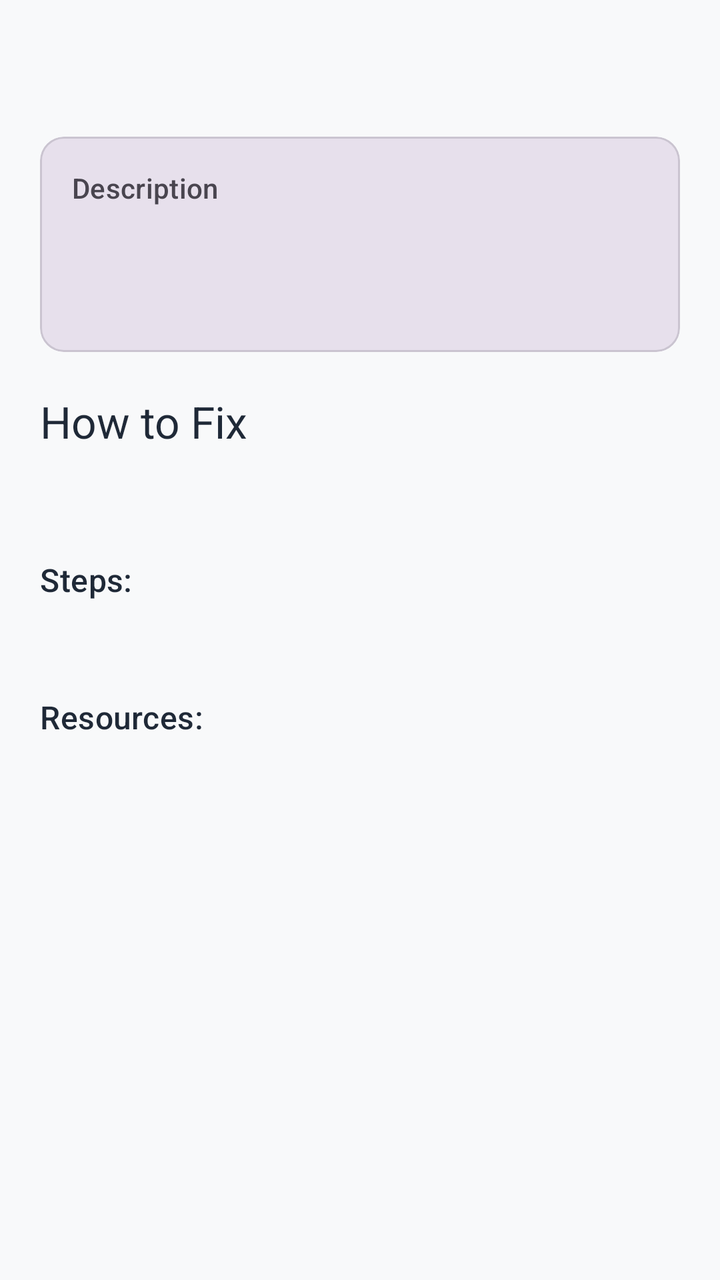
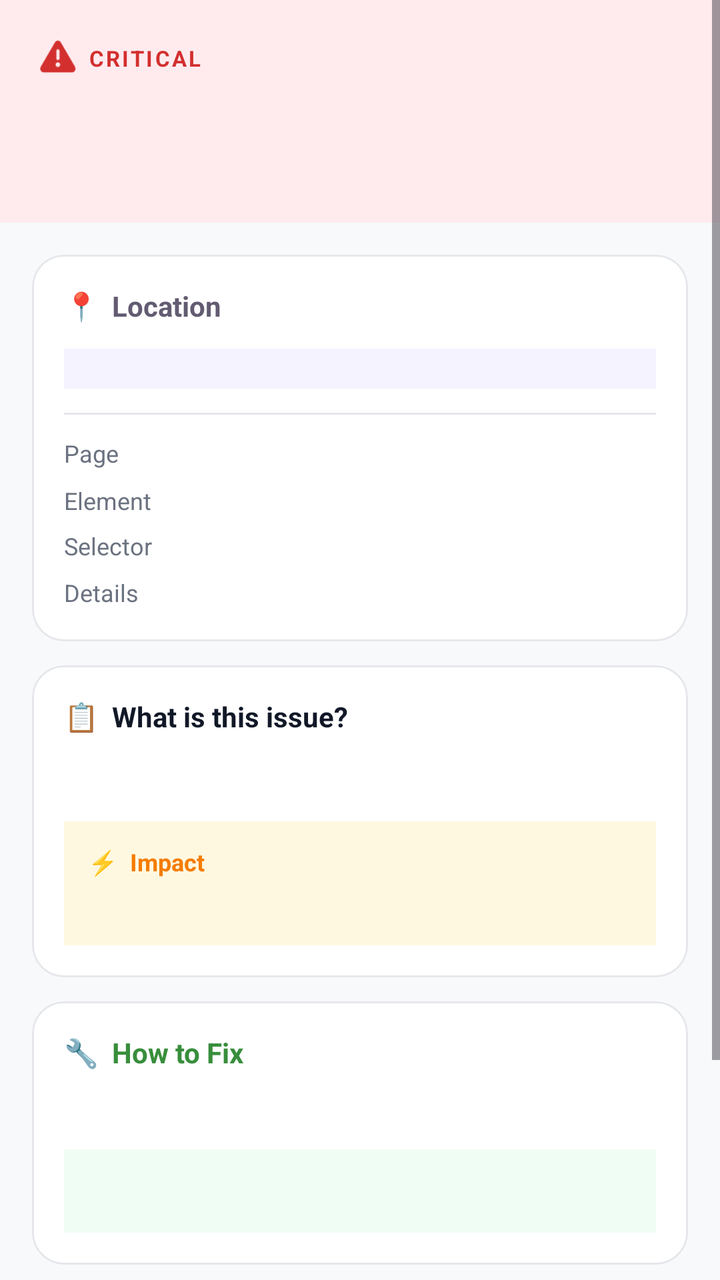

Screens rendered from an Android XML layout before and after an edit, with the pre-edit source and the edit as a unified diff.
<!-- AndroidManifest.xml: application theme Theme.HealthChecker -->
<!-- res/layout/activity_fix_suggestion.xml -->
<?xml version="1.0" encoding="utf-8"?>
<ScrollView xmlns:android="http://schemas.android.com/apk/res/android"
    xmlns:app="http://schemas.android.com/apk/res-auto"
    android:layout_width="match_parent"
    android:layout_height="match_parent"
    android:background="@color/md_theme_light_background">

    <LinearLayout
        android:layout_width="match_parent"
        android:layout_height="wrap_content"
        android:orientation="vertical"
        android:padding="20dp">

        
        <TextView
            android:id="@+id/tvIssueTitle"
            android:layout_width="wrap_content"
            android:layout_height="wrap_content"
            android:textAppearance="@style/TextAppearance.Material3.HeadlineSmall"
            android:textColor="@color/md_theme_light_onBackground"
            android:layout_marginBottom="16dp"/>

        
        <com.google.android.material.card.MaterialCardView
            android:layout_width="match_parent"
            android:layout_height="wrap_content"
            app:cardElevation="0dp"
            app:cardBackgroundColor="@color/md_theme_light_surfaceVariant"
            app:cardCornerRadius="12dp"
            android:layout_marginBottom="20dp">

            <LinearLayout
                android:layout_width="match_parent"
                android:layout_height="wrap_content"
                android:orientation="vertical"
                android:padding="16dp">

                <TextView
                    android:layout_width="wrap_content"
                    android:layout_height="wrap_content"
                    android:text="Description"
                    android:textAppearance="@style/TextAppearance.Material3.LabelLarge"
                    android:textColor="@color/md_theme_light_onSurfaceVariant"
                    android:layout_marginBottom="4dp"/>

                <TextView
                    android:id="@+id/tvIssueDescription"
                    android:layout_width="wrap_content"
                    android:layout_height="wrap_content"
                    android:textAppearance="@style/TextAppearance.Material3.BodyLarge"
                    android:textColor="@color/md_theme_light_onSurface"
                    android:layout_marginBottom="12dp"/>

                <TextView
                    android:id="@+id/tvIssueImpact"
                    android:layout_width="wrap_content"
                    android:layout_height="wrap_content"
                    android:textAppearance="@style/TextAppearance.Material3.BodyMedium"
                    android:textColor="@color/md_theme_light_onSurfaceVariant"/>
            </LinearLayout>
        </com.google.android.material.card.MaterialCardView>

        
        <TextView
            android:layout_width="wrap_content"
            android:layout_height="wrap_content"
            android:text="@string/how_to_fix"
            android:textAppearance="@style/TextAppearance.Material3.TitleLarge"
            android:textColor="@color/md_theme_light_onBackground"
            android:layout_marginBottom="12dp"/>

        <TextView
            android:id="@+id/tvFixSummary"
            android:layout_width="wrap_content"
            android:layout_height="wrap_content"
            android:textAppearance="@style/TextAppearance.Material3.BodyLarge"
            android:textColor="@color/md_theme_light_onSurface"
            android:layout_marginBottom="20dp"/>

        
        <TextView
            android:layout_width="wrap_content"
            android:layout_height="wrap_content"
            android:text="@string/steps"
            android:textAppearance="@style/TextAppearance.Material3.TitleMedium"
            android:textColor="@color/md_theme_light_onBackground"
            android:layout_marginBottom="8dp"/>

        <TextView
            android:id="@+id/tvFixSteps"
            android:layout_width="wrap_content"
            android:layout_height="wrap_content"
            android:textAppearance="@style/TextAppearance.Material3.BodyMedium"
            android:textColor="@color/md_theme_light_onSurface"
            android:lineSpacingExtra="4dp"
            android:layout_marginBottom="20dp"/>

        
        <TextView
            android:layout_width="wrap_content"
            android:layout_height="wrap_content"
            android:text="@string/resources"
            android:textAppearance="@style/TextAppearance.Material3.TitleMedium"
            android:textColor="@color/md_theme_light_onBackground"
            android:layout_marginBottom="8dp"/>

        <TextView
            android:id="@+id/tvResources"
            android:layout_width="wrap_content"
            android:layout_height="wrap_content"
            android:textAppearance="@style/TextAppearance.Material3.BodyMedium"
            android:textColor="@color/md_theme_light_primary"
            android:autoLink="web"
            android:lineSpacingExtra="4dp"/>
    </LinearLayout>
</ScrollView>
<!-- resources referenced by this layout -->
<resources>
  <color name="md_theme_light_background">#F8F9FA</color>
  <color name="md_theme_light_onBackground">#1F2937</color>
  <color name="md_theme_light_onSurface">#1C1B1F</color>
  <color name="md_theme_light_onSurfaceVariant">#49454F</color>
  <color name="md_theme_light_primary">#6750A4</color>
  <color name="md_theme_light_surfaceVariant">#E7E0EC</color>
  <string name="how_to_fix">How to Fix</string>
  <string name="resources">Resources:</string>
  <string name="steps">Steps:</string>
  <style name="Theme.HealthChecker" parent="Theme.Material3.Light">
          <item name="colorPrimary">@color/md_theme_light_primary</item>
          <item name="colorOnPrimary">@color/md_theme_light_onPrimary</item>
          <item name="colorPrimaryContainer">@color/md_theme_light_primaryContainer</item>
          <item name="colorOnPrimaryContainer">@color/md_theme_light_onPrimaryContainer</item>
          <item name="colorSecondary">@color/md_theme_light_secondary</item>
          <item name="colorOnSecondary">@color/md_theme_light_onSecondary</item>
          <item name="colorSecondaryContainer">@color/md_theme_light_secondaryContainer</item>
          <item name="colorOnSecondaryContainer">@color/md_theme_light_onSecondaryContainer</item>
          <item name="colorTertiary">@color/md_theme_light_tertiary</item>
          <item name="colorOnTertiary">@color/md_theme_light_onTertiary</item>
          <item name="colorTertiaryContainer">@color/md_theme_light_tertiaryContainer</item>
          <item name="colorOnTertiaryContainer">@color/md_theme_light_onTertiaryContainer</item>
          <item name="colorError">@color/md_theme_light_error</item>
          <item name="colorOnError">@color/md_theme_light_onError</item>
          <item name="colorErrorContainer">@color/md_theme_light_errorContainer</item>
          <item name="colorOnErrorContainer">@color/md_theme_light_onErrorContainer</item>
          <item name="colorOutline">@color/md_theme_light_outline</item>
          <item name="android:colorBackground">@color/md_theme_light_background</item>
          <item name="colorOnBackground">@color/md_theme_light_onBackground</item>
          <item name="colorSurface">@color/md_theme_light_surface</item>
          <item name="colorOnSurface">@color/md_theme_light_onSurface</item>
          <item name="colorSurfaceVariant">@color/md_theme_light_surfaceVariant</item>
          <item name="colorOnSurfaceVariant">@color/md_theme_light_onSurfaceVariant</item>
      </style>
  <color name="md_theme_light_onPrimary">#FFFFFF</color>
  <color name="md_theme_light_primaryContainer">#EADDFF</color>
  <color name="md_theme_light_onPrimaryContainer">#21005D</color>
  <color name="md_theme_light_secondary">#625B71</color>
  <color name="md_theme_light_onSecondary">#FFFFFF</color>
  <color name="md_theme_light_secondaryContainer">#E8DEF8</color>
  <color name="md_theme_light_onSecondaryContainer">#1D192B</color>
  <color name="md_theme_light_tertiary">#7D5260</color>
  <color name="md_theme_light_onTertiary">#FFFFFF</color>
  <color name="md_theme_light_tertiaryContainer">#FFD8E4</color>
  <color name="md_theme_light_onTertiaryContainer">#31111D</color>
  <color name="md_theme_light_error">#B3261E</color>
  <color name="md_theme_light_onError">#FFFFFF</color>
  <color name="md_theme_light_errorContainer">#F9DEDC</color>
  <color name="md_theme_light_onErrorContainer">#410E0B</color>
  <color name="md_theme_light_outline">#79747E</color>
  <color name="md_theme_light_surface">#FFFBFE</color>
</resources>

<!-- the commit's change to res/layout/activity_fix_suggestion.xml (unified diff, before → after) -->
@@ -3,114 +3,393 @@
     xmlns:app="http://schemas.android.com/apk/res-auto"
     android:layout_width="match_parent"
     android:layout_height="match_parent"
-    android:background="@color/md_theme_light_background">
+    android:background="@color/md_theme_light_background"
+    android:overScrollMode="never">
 
     <LinearLayout
         android:layout_width="match_parent"
         android:layout_height="wrap_content"
         android:orientation="vertical"
-        android:padding="20dp">
+        android:paddingBottom="40dp">
 
         
-        <TextView
-            android:id="@+id/tvIssueTitle"
-            android:layout_width="wrap_content"
-            android:layout_height="wrap_content"
-            android:textAppearance="@style/TextAppearance.Material3.HeadlineSmall"
-            android:textColor="@color/md_theme_light_onBackground"
-            android:layout_marginBottom="16dp"/>
-
-        
-        <com.google.android.material.card.MaterialCardView
+        <LinearLayout
+            android:id="@+id/headerBanner"
             android:layout_width="match_parent"
             android:layout_height="wrap_content"
-            app:cardElevation="0dp"
-            app:cardBackgroundColor="@color/md_theme_light_surfaceVariant"
-            app:cardCornerRadius="12dp"
-            android:layout_marginBottom="20dp">
-
+            android:orientation="vertical"
+            android:paddingHorizontal="20dp"
+            android:paddingTop="20dp"
+            android:paddingBottom="16dp"
+            android:background="@color/critical_bg">
+
+            
             <LinearLayout
-                android:layout_width="match_parent"
-                android:layout_height="wrap_content"
-                android:orientation="vertical"
-                android:padding="16dp">
+                android:layout_width="wrap_content"
+                android:layout_height="wrap_content"
+                android:orientation="horizontal"
+                android:gravity="center_vertical"
+                android:layout_marginBottom="8dp">
+
+                <ImageView
+                    android:id="@+id/ivSeverityIcon"
+                    android:layout_width="18dp"
+                    android:layout_height="18dp"
+                    android:layout_marginEnd="6dp"
+                    android:src="@android:drawable/ic_dialog_alert"
+                    app:tint="@color/critical_red"/>
 
                 <TextView
+                    android:id="@+id/tvSeverityBadge"
                     android:layout_width="wrap_content"
                     android:layout_height="wrap_content"
-                    android:text="Description"
-                    android:textAppearance="@style/TextAppearance.Material3.LabelLarge"
-                    android:textColor="@color/md_theme_light_onSurfaceVariant"
-                    android:layout_marginBottom="4dp"/>
-
-                <TextView
-                    android:id="@+id/tvIssueDescription"
-                    android:layout_width="wrap_content"
-                    android:layout_height="wrap_content"
-                    android:textAppearance="@style/TextAppearance.Material3.BodyLarge"
-                    android:textColor="@color/md_theme_light_onSurface"
-                    android:layout_marginBottom="12dp"/>
-
-                <TextView
-                    android:id="@+id/tvIssueImpact"
-                    android:layout_width="wrap_content"
-                    android:layout_height="wrap_content"
-                    android:textAppearance="@style/TextAppearance.Material3.BodyMedium"
-                    android:textColor="@color/md_theme_light_onSurfaceVariant"/>
+                    android:text="CRITICAL"
+                    android:textSize="11sp"
+                    android:textStyle="bold"
+                    android:letterSpacing="0.1"
+                    android:textColor="@color/critical_red"/>
             </LinearLayout>
-        </com.google.android.material.card.MaterialCardView>
+
+            
+            <TextView
+                android:id="@+id/tvIssueTitle"
+                android:layout_width="match_parent"
+                android:layout_height="wrap_content"
+                android:textSize="20sp"
+                android:textColor="@color/md_theme_light_onBackground"
+                android:textStyle="bold"
+                android:lineSpacingExtra="2dp"
+                android:layout_marginBottom="6dp"/>
+
+            
+            <TextView
+                android:id="@+id/tvCategoryChip"
+                android:layout_width="wrap_content"
+                android:layout_height="wrap_content"
+                android:textSize="12sp"
+                android:textColor="@color/md_theme_light_onSurfaceVariant"/>
+
+        </LinearLayout>
 
         
-        <TextView
-            android:layout_width="wrap_content"
+        <LinearLayout
+            android:layout_width="match_parent"
             android:layout_height="wrap_content"
-            android:text="@string/how_to_fix"
-            android:textAppearance="@style/TextAppearance.Material3.TitleLarge"
-            android:textColor="@color/md_theme_light_onBackground"
-            android:layout_marginBottom="12dp"/>
-
-        <TextView
-            android:id="@+id/tvFixSummary"
-            android:layout_width="wrap_content"
-            android:layout_height="wrap_content"
-            android:textAppearance="@style/TextAppearance.Material3.BodyLarge"
-            android:textColor="@color/md_theme_light_onSurface"
-            android:layout_marginBottom="20dp"/>
-
-        
-        <TextView
-            android:layout_width="wrap_content"
-            android:layout_height="wrap_content"
-            android:text="@string/steps"
-            android:textAppearance="@style/TextAppearance.Material3.TitleMedium"
-            android:textColor="@color/md_theme_light_onBackground"
-            android:layout_marginBottom="8dp"/>
-
-        <TextView
-            android:id="@+id/tvFixSteps"
-            android:layout_width="wrap_content"
-            android:layout_height="wrap_content"
-            android:textAppearance="@style/TextAppearance.Material3.BodyMedium"
-            android:textColor="@color/md_theme_light_onSurface"
-            android:lineSpacingExtra="4dp"
-            android:layout_marginBottom="20dp"/>
-
-        
-        <TextView
-            android:layout_width="wrap_content"
-            android:layout_height="wrap_content"
-            android:text="@string/resources"
-            android:textAppearance="@style/TextAppearance.Material3.TitleMedium"
-            android:textColor="@color/md_theme_light_onBackground"
-            android:layout_marginBottom="8dp"/>
-
-        <TextView
-            android:id="@+id/tvResources"
-            android:layout_width="wrap_content"
-            android:layout_height="wrap_content"
-            android:textAppearance="@style/TextAppearance.Material3.BodyMedium"
-            android:textColor="@color/md_theme_light_primary"
-            android:autoLink="web"
-            android:lineSpacingExtra="4dp"/>
+            android:orientation="vertical"
+            android:paddingHorizontal="16dp"
+            android:paddingTop="16dp">
+
+            
+            <com.google.android.material.card.MaterialCardView
+                android:id="@+id/cardLocation"
+                android:layout_width="match_parent"
+                android:layout_height="wrap_content"
+                app:cardElevation="0dp"
+                app:cardBackgroundColor="#FFFFFF"
+                app:cardCornerRadius="16dp"
+                app:strokeWidth="1dp"
+                app:strokeColor="@color/card_border"
+                android:layout_marginBottom="12dp">
+
+                <LinearLayout
+                    android:layout_width="match_parent"
+                    android:layout_height="wrap_content"
+                    android:orientation="vertical"
+                    android:padding="16dp">
+
+                    
+                    <TextView
+                        android:layout_width="wrap_content"
+                        android:layout_height="wrap_content"
+                        android:text="📍  Location"
+                        android:textSize="14sp"
+                        android:textStyle="bold"
+                        android:textColor="@color/md_theme_light_secondary"
+                        android:layout_marginBottom="12dp"/>
+
+                    
+                    <HorizontalScrollView
+                        android:id="@+id/scrollBreadcrumb"
+                        android:layout_width="match_parent"
+                        android:layout_height="wrap_content"
+                        android:scrollbars="none"
+                        android:layout_marginBottom="12dp"
+                        android:background="#F5F3FF"
+                        android:padding="10dp">
+
+                        <LinearLayout
+                            android:id="@+id/breadcrumbContainer"
+                            android:layout_width="wrap_content"
+                            android:layout_height="wrap_content"
+                            android:orientation="horizontal"
+                            android:gravity="center_vertical"/>
+                    </HorizontalScrollView>
+
+                    
+                    <View
+                        android:layout_width="match_parent"
+                        android:layout_height="1dp"
+                        android:background="@color/card_border"
+                        android:layout_marginBottom="10dp"/>
+
+                    
+                    <LinearLayout
+                        android:id="@+id/rowLocationPage"
+                        android:layout_width="match_parent"
+                        android:layout_height="wrap_content"
+                        android:orientation="horizontal"
+                        android:layout_marginBottom="6dp">
+
+                        <TextView
+                            android:layout_width="72dp"
+                            android:layout_height="wrap_content"
+                            android:text="Page"
+                            android:textSize="12sp"
+                            android:textColor="@color/text_premium_secondary"/>
+
+                        <TextView
+                            android:id="@+id/tvLocationPage"
+                            android:layout_width="0dp"
+                            android:layout_height="wrap_content"
+                            android:layout_weight="1"
+                            android:textSize="13sp"
+                            android:textColor="@color/text_premium_primary"
+                            android:textStyle="bold"/>
+                    </LinearLayout>
+
+                    
+                    <LinearLayout
+                        android:id="@+id/rowLocationElement"
+                        android:layout_width="match_parent"
+                        android:layout_height="wrap_content"
+                        android:orientation="horizontal"
+                        android:layout_marginBottom="6dp">
+
+                        <TextView
+                            android:layout_width="72dp"
+                            android:layout_height="wrap_content"
+                            android:text="Element"
+                            android:textSize="12sp"
+                            android:textColor="@color/text_premium_secondary"/>
+
+                        <TextView
+                            android:id="@+id/tvLocationElement"
+                            android:layout_width="0dp"
+                            android:layout_height="wrap_content"
+                            android:layout_weight="1"
+                            android:textSize="13sp"
+                            android:fontFamily="monospace"
+                            android:textColor="@color/premium_primary"/>
+                    </LinearLayout>
+
+                    
+                    <LinearLayout
+                        android:id="@+id/rowLocationSelector"
+                        android:layout_width="match_parent"
+                        android:layout_height="wrap_content"
+                        android:orientation="horizontal"
+                        android:layout_marginBottom="6dp">
+
+                        <TextView
+                            android:layout_width="72dp"
+                            android:layout_height="wrap_content"
+                            android:text="Selector"
+                            android:textSize="12sp"
+                            android:textColor="@color/text_premium_secondary"/>
+
+                        <TextView
+                            android:id="@+id/tvLocationSelector"
+                            android:layout_width="0dp"
+                            android:layout_height="wrap_content"
+                            android:layout_weight="1"
+                            android:textSize="12sp"
+                            android:fontFamily="monospace"
+                            android:textColor="@color/text_premium_secondary"/>
+                    </LinearLayout>
+
+                    
+                    <LinearLayout
+                        android:id="@+id/rowLocationHint"
+                        android:layout_width="match_parent"
+                        android:layout_height="wrap_content"
+                        android:orientation="horizontal">
+
+                        <TextView
+                            android:layout_width="72dp"
+                            android:layout_height="wrap_content"
+                            android:text="Details"
+                            android:textSize="12sp"
+                            android:textColor="@color/text_premium_secondary"/>
+
+                        <TextView
+                            android:id="@+id/tvLocationHint"
+                            android:layout_width="0dp"
+                            android:layout_height="wrap_content"
+                            android:layout_weight="1"
+                            android:textSize="13sp"
+                            android:textColor="@color/text_premium_primary"/>
+                    </LinearLayout>
+
+                </LinearLayout>
+            </com.google.android.material.card.MaterialCardView>
+
+            
+            <com.google.android.material.card.MaterialCardView
+                android:layout_width="match_parent"
+                android:layout_height="wrap_content"
+                app:cardElevation="0dp"
+                app:cardBackgroundColor="#FFFFFF"
+                app:cardCornerRadius="16dp"
+                app:strokeWidth="1dp"
+                app:strokeColor="@color/card_border"
+                android:layout_marginBottom="12dp">
+
+                <LinearLayout
+                    android:layout_width="match_parent"
+                    android:layout_height="wrap_content"
+                    android:orientation="vertical"
+                    android:padding="16dp">
+
+                    <TextView
+                        android:layout_width="wrap_content"
+                        android:layout_height="wrap_content"
+                        android:text="📋  What is this issue?"
+                        android:textSize="14sp"
+                        android:textStyle="bold"
+                        android:textColor="@color/text_premium_primary"
+                        android:layout_marginBottom="10dp"/>
+
+                    <TextView
+                        android:id="@+id/tvIssueDescription"
+                        android:layout_width="match_parent"
+                        android:layout_height="wrap_content"
+                        android:textSize="14sp"
+                        android:textColor="@color/text_premium_primary"
+                        android:lineSpacingExtra="4dp"
+                        android:layout_marginBottom="14dp"/>
+
+                    
+                    <LinearLayout
+                        android:layout_width="match_parent"
+                        android:layout_height="wrap_content"
+                        android:orientation="vertical"
+                        android:background="#FFF8E1"
+                        android:padding="12dp">
+
+                        <TextView
+                            android:layout_width="wrap_content"
+                            android:layout_height="wrap_content"
+                            android:text="⚡  Impact"
+                            android:textSize="12sp"
+                            android:textStyle="bold"
+                            android:textColor="@color/warning_orange"
+                            android:layout_marginBottom="4dp"/>
+
+                        <TextView
+                            android:id="@+id/tvIssueImpact"
+                            android:layout_width="match_parent"
+                            android:layout_height="wrap_content"
+                            android:textSize="13sp"
+                            android:textColor="#795548"
+                            android:lineSpacingExtra="2dp"/>
+                    </LinearLayout>
+
+                </LinearLayout>
+            </com.google.android.material.card.MaterialCardView>
+
+            
+            <com.google.android.material.card.MaterialCardView
+                android:layout_width="match_parent"
+                android:layout_height="wrap_content"
+                app:cardElevation="0dp"
+                app:cardBackgroundColor="#FFFFFF"
+                app:cardCornerRadius="16dp"
+                app:strokeWidth="1dp"
+                app:strokeColor="@color/card_border"
+                android:layout_marginBottom="12dp">
+
+                <LinearLayout
+                    android:layout_width="match_parent"
+                    android:layout_height="wrap_content"
+                    android:orientation="vertical"
+                    android:padding="16dp">
+
+                    <TextView
+                        android:layout_width="wrap_content"
+                        android:layout_height="wrap_content"
+                        android:text="🔧  How to Fix"
+                        android:textSize="14sp"
+                        android:textStyle="bold"
+                        android:textColor="@color/success_green"
+                        android:layout_marginBottom="10dp"/>
+
+                    <TextView
+                        android:id="@+id/tvFixSummary"
+                        android:layout_width="match_parent"
+                        android:layout_height="wrap_content"
+                        android:textSize="14sp"
+                        android:textColor="@color/text_premium_primary"
+                        android:textStyle="bold"
+                        android:layout_marginBottom="10dp"/>
+
+                    
+                    <LinearLayout
+                        android:layout_width="match_parent"
+                        android:layout_height="wrap_content"
+                        android:orientation="vertical"
+                        android:background="#F0FDF4"
+                        android:padding="12dp">
+
+                        <TextView
+                            android:id="@+id/tvFixSteps"
+                            android:layout_width="match_parent"
+                            android:layout_height="wrap_content"
+                            android:textSize="13sp"
+                            android:textColor="@color/text_premium_primary"
+                            android:lineSpacingExtra="6dp"/>
+                    </LinearLayout>
+
+                </LinearLayout>
+            </com.google.android.material.card.MaterialCardView>
+
+            
+            <com.google.android.material.card.MaterialCardView
+                android:id="@+id/cardResources"
+                android:layout_width="match_parent"
+                android:layout_height="wrap_content"
+                app:cardElevation="0dp"
+                app:cardBackgroundColor="#FFFFFF"
+                app:cardCornerRadius="16dp"
+                app:strokeWidth="1dp"
+                app:strokeColor="@color/card_border"
+                android:layout_marginBottom="12dp">
+
+                <LinearLayout
+                    android:layout_width="match_parent"
+                    android:layout_height="wrap_content"
+                    android:orientation="vertical"
+                    android:padding="16dp">
+
+                    <TextView
+                        android:layout_width="wrap_content"
+                        android:layout_height="wrap_content"
+                        android:text="🔗  Useful Resources"
+                        android:textSize="14sp"
+                        android:textStyle="bold"
+                        android:textColor="@color/premium_primary"
+                        android:layout_marginBottom="8dp"/>
+
+                    <TextView
+                        android:id="@+id/tvResources"
+                        android:layout_width="match_parent"
+                        android:layout_height="wrap_content"
+                        android:textSize="13sp"
+                        android:textColor="@color/premium_primary"
+                        android:autoLink="web"
+                        android:lineSpacingExtra="8dp"/>
+                </LinearLayout>
+            </com.google.android.material.card.MaterialCardView>
+
+        </LinearLayout>
     </LinearLayout>
 </ScrollView>
<!-- resource entries referenced after the edit -->
@@ -1,14 +1,14 @@
 <!-- resources referenced by this layout -->
 <resources>
+  <color name="card_border">#E5E7EB</color>
+  <color name="critical_bg">#FFEBEE</color>
+  <color name="critical_red">#D32F2F</color>
   <color name="md_theme_light_background">#F8F9FA</color>
   <color name="md_theme_light_onBackground">#1F2937</color>
   <color name="md_theme_light_onSurface">#1C1B1F</color>
   <color name="md_theme_light_onSurfaceVariant">#49454F</color>
   <color name="md_theme_light_primary">#6750A4</color>
   <color name="md_theme_light_surfaceVariant">#E7E0EC</color>
-  <string name="how_to_fix">How to Fix</string>
-  <string name="resources">Resources:</string>
-  <string name="steps">Steps:</string>
   <style name="Theme.HealthChecker" parent="Theme.Material3.Light">
           <item name="colorPrimary">@color/md_theme_light_primary</item>
           <item name="colorOnPrimary">@color/md_theme_light_onPrimary</item>
@@ -38,6 +38,11 @@
   <color name="md_theme_light_primaryContainer">#EADDFF</color>
   <color name="md_theme_light_onPrimaryContainer">#21005D</color>
   <color name="md_theme_light_secondary">#625B71</color>
+  <color name="premium_primary">#6366F1</color>
+  <color name="success_green">#388E3C</color>
+  <color name="text_premium_primary">#111827</color>
+  <color name="text_premium_secondary">#6B7280</color>
+  <color name="warning_orange">#F57C00</color>
   <color name="md_theme_light_onSecondary">#FFFFFF</color>
   <color name="md_theme_light_secondaryContainer">#E8DEF8</color>
   <color name="md_theme_light_onSecondaryContainer">#1D192B</color>
